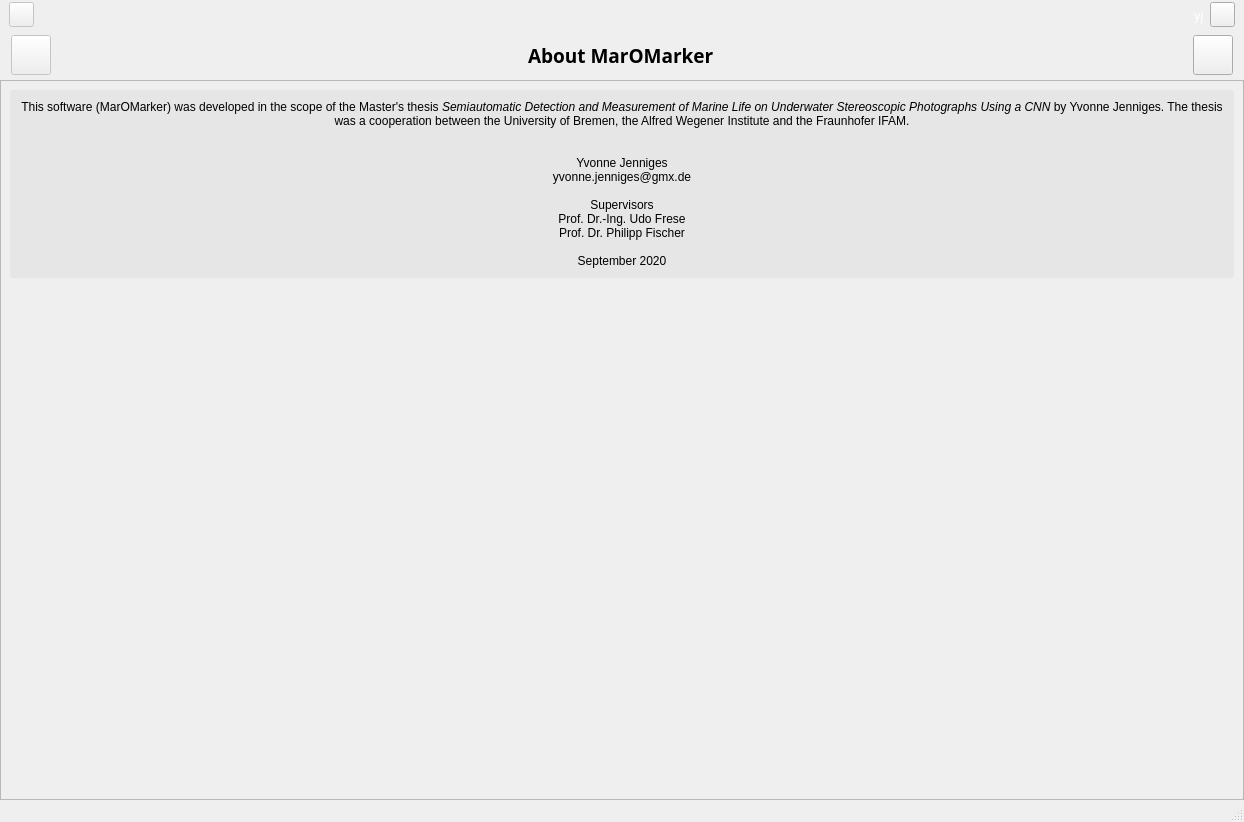
The window that gui/design18.ui (y-jenniges/fish_detection) describes before a commit, drawn with Qt 5.
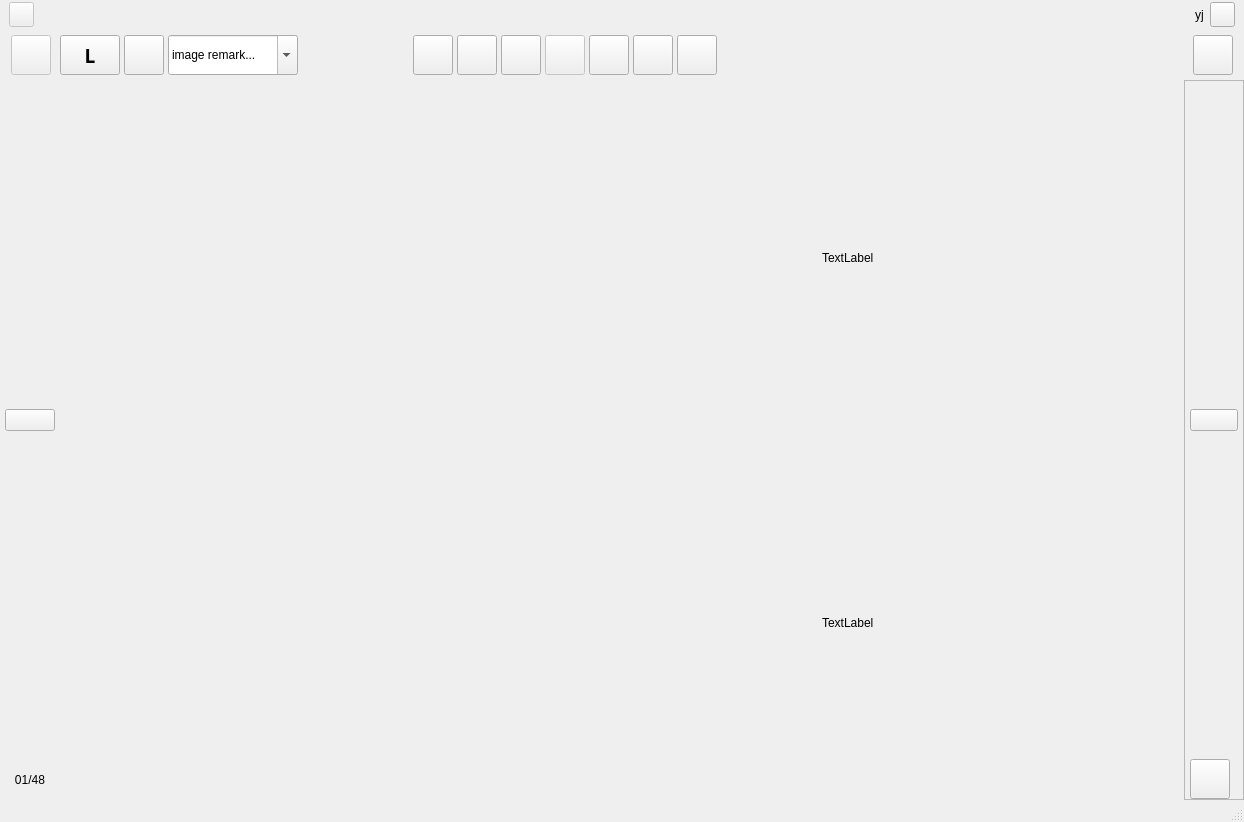
The same window after the commit. The open tabs and pages were chosen to show the change. Icons and pictures are not drawn.

Commit message: outsource about page (and started outsourcing settings page), created separate classes for the two top frames (containinf the menu button and the page icon)

Patch:
```diff
--- a/gui/design18.ui
+++ b/gui/design18.ui
@@ -238,6 +238,1140 @@
       <property name="currentIndex">
        <number>4</number>
       </property>
+      <widget class="QWidget" name="page_home_lr">
+       <layout class="QVBoxLayout" name="verticalLayout_20">
+        <property name="spacing">
+         <number>0</number>
+        </property>
+        <property name="leftMargin">
+         <number>0</number>
+        </property>
+        <property name="topMargin">
+         <number>0</number>
+        </property>
+        <property name="rightMargin">
+         <number>0</number>
+        </property>
+        <property name="bottomMargin">
+         <number>0</number>
+        </property>
+        <item>
+         <widget class="QFrame" name="frame_homeBar_lr">
+          <property name="minimumSize">
+           <size>
+            <width>0</width>
+            <height>30</height>
+           </size>
+          </property>
+          <property name="maximumSize">
+           <size>
+            <width>16777215</width>
+            <height>30</height>
+           </size>
+          </property>
+          <property name="styleSheet">
+           <string notr="true"/>
+          </property>
+          <property name="frameShape">
+           <enum>QFrame::NoFrame</enum>
+          </property>
+          <property name="frameShadow">
+           <enum>QFrame::Raised</enum>
+          </property>
+          <property name="lineWidth">
+           <number>0</number>
+          </property>
+          <layout class="QHBoxLayout" name="horizontalLayout_19">
+           <property name="topMargin">
+            <number>2</number>
+           </property>
+           <property name="bottomMargin">
+            <number>2</number>
+           </property>
+           <item>
+            <widget class="QPushButton" name="btn_user_3">
+             <property name="enabled">
+              <bool>false</bool>
+             </property>
+             <property name="sizePolicy">
+              <sizepolicy hsizetype="Fixed" vsizetype="Fixed">
+               <horstretch>0</horstretch>
+               <verstretch>0</verstretch>
+              </sizepolicy>
+             </property>
+             <property name="minimumSize">
+              <size>
+               <width>25</width>
+               <height>25</height>
+              </size>
+             </property>
+             <property name="maximumSize">
+              <size>
+               <width>25</width>
+               <height>25</height>
+              </size>
+             </property>
+             <property name="styleSheet">
+              <string notr="true"/>
+             </property>
+             <property name="text">
+              <string/>
+             </property>
+             <property name="iconSize">
+              <size>
+               <width>20</width>
+               <height>20</height>
+              </size>
+             </property>
+            </widget>
+           </item>
+           <item>
+            <widget class="QLabel" name="label_user_id_3">
+             <property name="enabled">
+              <bool>true</bool>
+             </property>
+             <property name="styleSheet">
+              <string notr="true">color:transparent</string>
+             </property>
+             <property name="text">
+              <string>yj</string>
+             </property>
+             <property name="textFormat">
+              <enum>Qt::AutoText</enum>
+             </property>
+            </widget>
+           </item>
+           <item>
+            <spacer name="horizontalSpacer_28">
+             <property name="orientation">
+              <enum>Qt::Horizontal</enum>
+             </property>
+             <property name="sizeHint" stdset="0">
+              <size>
+               <width>40</width>
+               <height>20</height>
+              </size>
+             </property>
+            </spacer>
+           </item>
+           <item>
+            <widget class="QLabel" name="icon_home_2">
+             <property name="minimumSize">
+              <size>
+               <width>20</width>
+               <height>20</height>
+              </size>
+             </property>
+             <property name="maximumSize">
+              <size>
+               <width>20</width>
+               <height>20</height>
+              </size>
+             </property>
+             <property name="text">
+              <string/>
+             </property>
+             <property name="pixmap">
+              <pixmap resource="ressources.qrc">:/icons/icons/home_w.png</pixmap>
+             </property>
+             <property name="scaledContents">
+              <bool>true</bool>
+             </property>
+             <property name="alignment">
+              <set>Qt::AlignCenter</set>
+             </property>
+            </widget>
+           </item>
+           <item>
+            <spacer name="horizontalSpacer_29">
+             <property name="orientation">
+              <enum>Qt::Horizontal</enum>
+             </property>
+             <property name="sizeHint" stdset="0">
+              <size>
+               <width>40</width>
+               <height>20</height>
+              </size>
+             </property>
+            </spacer>
+           </item>
+           <item>
+            <widget class="QLabel" name="label_user_id_4">
+             <property name="text">
+              <string>yj</string>
+             </property>
+             <property name="textFormat">
+              <enum>Qt::AutoText</enum>
+             </property>
+            </widget>
+           </item>
+           <item>
+            <widget class="QPushButton" name="btn_user_4">
+             <property name="sizePolicy">
+              <sizepolicy hsizetype="Fixed" vsizetype="Fixed">
+               <horstretch>0</horstretch>
+               <verstretch>0</verstretch>
+              </sizepolicy>
+             </property>
+             <property name="minimumSize">
+              <size>
+               <width>25</width>
+               <height>25</height>
+              </size>
+             </property>
+             <property name="maximumSize">
+              <size>
+               <width>25</width>
+               <height>25</height>
+              </size>
+             </property>
+             <property name="text">
+              <string/>
+             </property>
+             <property name="icon">
+              <iconset resource="ressources.qrc">
+               <normaloff>:/icons/icons/user_w.png</normaloff>:/icons/icons/user_w.png</iconset>
+             </property>
+             <property name="iconSize">
+              <size>
+               <width>20</width>
+               <height>20</height>
+              </size>
+             </property>
+            </widget>
+           </item>
+          </layout>
+         </widget>
+        </item>
+        <item>
+         <widget class="QFrame" name="frame_controlBar_lr">
+          <property name="minimumSize">
+           <size>
+            <width>0</width>
+            <height>50</height>
+           </size>
+          </property>
+          <property name="maximumSize">
+           <size>
+            <width>16777215</width>
+            <height>50</height>
+           </size>
+          </property>
+          <property name="styleSheet">
+           <string notr="true"/>
+          </property>
+          <property name="frameShape">
+           <enum>QFrame::NoFrame</enum>
+          </property>
+          <property name="frameShadow">
+           <enum>QFrame::Raised</enum>
+          </property>
+          <property name="lineWidth">
+           <number>0</number>
+          </property>
+          <layout class="QHBoxLayout" name="horizontalLayout_20">
+           <property name="spacing">
+            <number>4</number>
+           </property>
+           <property name="leftMargin">
+            <number>11</number>
+           </property>
+           <property name="topMargin">
+            <number>5</number>
+           </property>
+           <property name="rightMargin">
+            <number>11</number>
+           </property>
+           <property name="bottomMargin">
+            <number>5</number>
+           </property>
+           <item>
+            <widget class="QPushButton" name="btn_menu2_2">
+             <property name="enabled">
+              <bool>false</bool>
+             </property>
+             <property name="sizePolicy">
+              <sizepolicy hsizetype="Fixed" vsizetype="Fixed">
+               <horstretch>0</horstretch>
+               <verstretch>0</verstretch>
+              </sizepolicy>
+             </property>
+             <property name="minimumSize">
+              <size>
+               <width>40</width>
+               <height>40</height>
+              </size>
+             </property>
+             <property name="maximumSize">
+              <size>
+               <width>40</width>
+               <height>40</height>
+              </size>
+             </property>
+             <property name="text">
+              <string/>
+             </property>
+             <property name="iconSize">
+              <size>
+               <width>30</width>
+               <height>30</height>
+              </size>
+             </property>
+            </widget>
+           </item>
+           <item>
+            <spacer name="horizontalSpacer_30">
+             <property name="orientation">
+              <enum>Qt::Horizontal</enum>
+             </property>
+             <property name="sizeType">
+              <enum>QSizePolicy::Fixed</enum>
+             </property>
+             <property name="sizeHint" stdset="0">
+              <size>
+               <width>5</width>
+               <height>20</height>
+              </size>
+             </property>
+            </spacer>
+           </item>
+           <item>
+            <widget class="QPushButton" name="btn_imgSwitch_2">
+             <property name="sizePolicy">
+              <sizepolicy hsizetype="Preferred" vsizetype="Preferred">
+               <horstretch>0</horstretch>
+               <verstretch>0</verstretch>
+              </sizepolicy>
+             </property>
+             <property name="minimumSize">
+              <size>
+               <width>60</width>
+               <height>40</height>
+              </size>
+             </property>
+             <property name="maximumSize">
+              <size>
+               <width>60</width>
+               <height>40</height>
+              </size>
+             </property>
+             <property name="font">
+              <font>
+               <family>Century Gothic</family>
+               <pointsize>14</pointsize>
+               <weight>75</weight>
+               <italic>false</italic>
+               <bold>true</bold>
+              </font>
+             </property>
+             <property name="styleSheet">
+              <string notr="true"/>
+             </property>
+             <property name="text">
+              <string>L</string>
+             </property>
+            </widget>
+           </item>
+           <item>
+            <widget class="QPushButton" name="btn_filter_2">
+             <property name="sizePolicy">
+              <sizepolicy hsizetype="Fixed" vsizetype="Fixed">
+               <horstretch>0</horstretch>
+               <verstretch>0</verstretch>
+              </sizepolicy>
+             </property>
+             <property name="minimumSize">
+              <size>
+               <width>40</width>
+               <height>40</height>
+              </size>
+             </property>
+             <property name="maximumSize">
+              <size>
+               <width>40</width>
+               <height>40</height>
+              </size>
+             </property>
+             <property name="text">
+              <string/>
+             </property>
+             <property name="icon">
+              <iconset resource="ressources.qrc">
+               <normaloff>:/icons/icons/filter.png</normaloff>:/icons/icons/filter.png</iconset>
+             </property>
+             <property name="iconSize">
+              <size>
+               <width>30</width>
+               <height>30</height>
+              </size>
+             </property>
+            </widget>
+           </item>
+           <item>
+            <widget class="QComboBox" name="comboBox_imgRemark_2">
+             <property name="sizePolicy">
+              <sizepolicy hsizetype="Preferred" vsizetype="Preferred">
+               <horstretch>0</horstretch>
+               <verstretch>0</verstretch>
+              </sizepolicy>
+             </property>
+             <property name="minimumSize">
+              <size>
+               <width>0</width>
+               <height>40</height>
+              </size>
+             </property>
+             <property name="maximumSize">
+              <size>
+               <width>16777215</width>
+               <height>40</height>
+              </size>
+             </property>
+             <property name="editable">
+              <bool>true</bool>
+             </property>
+             <item>
+              <property name="text">
+               <string>image remark...</string>
+              </property>
+             </item>
+             <item>
+              <property name="text">
+               <string>low turbidity</string>
+              </property>
+             </item>
+             <item>
+              <property name="text">
+               <string>medium turbidity</string>
+              </property>
+             </item>
+             <item>
+              <property name="text">
+               <string>high turbidity</string>
+              </property>
+             </item>
+             <item>
+              <property name="text">
+               <string>wrong illumination</string>
+              </property>
+             </item>
+             <item>
+              <property name="text">
+               <string>without flashlight</string>
+              </property>
+             </item>
+            </widget>
+           </item>
+           <item>
+            <spacer name="horizontalSpacer_31">
+             <property name="orientation">
+              <enum>Qt::Horizontal</enum>
+             </property>
+             <property name="sizeHint" stdset="0">
+              <size>
+               <width>40</width>
+               <height>20</height>
+              </size>
+             </property>
+            </spacer>
+           </item>
+           <item>
+            <widget class="QPushButton" name="btn_zoom_2">
+             <property name="sizePolicy">
+              <sizepolicy hsizetype="Preferred" vsizetype="Preferred">
+               <horstretch>0</horstretch>
+               <verstretch>0</verstretch>
+              </sizepolicy>
+             </property>
+             <property name="minimumSize">
+              <size>
+               <width>40</width>
+               <height>40</height>
+              </size>
+             </property>
+             <property name="maximumSize">
+              <size>
+               <width>40</width>
+               <height>40</height>
+              </size>
+             </property>
+             <property name="text">
+              <string/>
+             </property>
+             <property name="icon">
+              <iconset resource="ressources.qrc">
+               <normaloff>:/icons/icons/glass.png</normaloff>:/icons/icons/glass.png</iconset>
+             </property>
+             <property name="iconSize">
+              <size>
+               <width>30</width>
+               <height>30</height>
+              </size>
+             </property>
+            </widget>
+           </item>
+           <item>
+            <widget class="QPushButton" name="btn_add_2">
+             <property name="sizePolicy">
+              <sizepolicy hsizetype="Preferred" vsizetype="Preferred">
+               <horstretch>0</horstretch>
+               <verstretch>0</verstretch>
+              </sizepolicy>
+             </property>
+             <property name="minimumSize">
+              <size>
+               <width>40</width>
+               <height>40</height>
+              </size>
+             </property>
+             <property name="maximumSize">
+              <size>
+               <width>40</width>
+               <height>40</height>
+              </size>
+             </property>
+             <property name="text">
+              <string/>
+             </property>
+             <property name="icon">
+              <iconset resource="ressources.qrc">
+               <normaloff>:/icons/icons/plus.png</normaloff>:/icons/icons/plus.png</iconset>
+             </property>
+             <property name="iconSize">
+              <size>
+               <width>30</width>
+               <height>30</height>
+              </size>
+             </property>
+            </widget>
+           </item>
+           <item>
+            <widget class="QPushButton" name="btn_previous_2">
+             <property name="sizePolicy">
+              <sizepolicy hsizetype="Preferred" vsizetype="Preferred">
+               <horstretch>0</horstretch>
+               <verstretch>0</verstretch>
+              </sizepolicy>
+             </property>
+             <property name="minimumSize">
+              <size>
+               <width>40</width>
+               <height>40</height>
+              </size>
+             </property>
+             <property name="maximumSize">
+              <size>
+               <width>40</width>
+               <height>40</height>
+              </size>
+             </property>
+             <property name="text">
+              <string/>
+             </property>
+             <property name="icon">
+              <iconset resource="ressources.qrc">
+               <normaloff>:/icons/icons/arrow_left_small.png</normaloff>:/icons/icons/arrow_left_small.png</iconset>
+             </property>
+             <property name="iconSize">
+              <size>
+               <width>30</width>
+               <height>30</height>
+              </size>
+             </property>
+            </widget>
+           </item>
+           <item>
+            <widget class="QPushButton" name="btn_placeholder_2">
+             <property name="enabled">
+              <bool>false</bool>
+             </property>
+             <property name="sizePolicy">
+              <sizepolicy hsizetype="Fixed" vsizetype="Fixed">
+               <horstretch>0</horstretch>
+               <verstretch>0</verstretch>
+              </sizepolicy>
+             </property>
+             <property name="minimumSize">
+              <size>
+               <width>40</width>
+               <height>40</height>
+              </size>
+             </property>
+             <property name="maximumSize">
+              <size>
+               <width>40</width>
+               <height>40</height>
+              </size>
+             </property>
+             <property name="text">
+              <string/>
+             </property>
+             <property name="iconSize">
+              <size>
+               <width>30</width>
+               <height>30</height>
+              </size>
+             </property>
+            </widget>
+           </item>
+           <item>
+            <widget class="QPushButton" name="btn_next_2">
+             <property name="sizePolicy">
+              <sizepolicy hsizetype="Preferred" vsizetype="Preferred">
+               <horstretch>0</horstretch>
+               <verstretch>0</verstretch>
+              </sizepolicy>
+             </property>
+             <property name="minimumSize">
+              <size>
+               <width>40</width>
+               <height>40</height>
+              </size>
+             </property>
+             <property name="maximumSize">
+              <size>
+               <width>40</width>
+               <height>40</height>
+              </size>
+             </property>
+             <property name="text">
+              <string/>
+             </property>
+             <property name="icon">
+              <iconset resource="ressources.qrc">
+               <normaloff>:/icons/icons/arrow_right_small.png</normaloff>:/icons/icons/arrow_right_small.png</iconset>
+             </property>
+             <property name="iconSize">
+              <size>
+               <width>30</width>
+               <height>30</height>
+              </size>
+             </property>
+            </widget>
+           </item>
+           <item>
+            <widget class="QPushButton" name="btn_delete_2">
+             <property name="sizePolicy">
+              <sizepolicy hsizetype="Preferred" vsizetype="Preferred">
+               <horstretch>0</horstretch>
+               <verstretch>0</verstretch>
+              </sizepolicy>
+             </property>
+             <property name="minimumSize">
+              <size>
+               <width>40</width>
+               <height>40</height>
+              </size>
+             </property>
+             <property name="maximumSize">
+              <size>
+               <width>40</width>
+               <height>40</height>
+              </size>
+             </property>
+             <property name="text">
+              <string/>
+             </property>
+             <property name="icon">
+              <iconset resource="ressources.qrc">
+               <normaloff>:/icons/icons/bin_closed.png</normaloff>:/icons/icons/bin_closed.png</iconset>
+             </property>
+             <property name="iconSize">
+              <size>
+               <width>30</width>
+               <height>30</height>
+              </size>
+             </property>
+            </widget>
+           </item>
+           <item>
+            <widget class="QPushButton" name="btn_undo_2">
+             <property name="sizePolicy">
+              <sizepolicy hsizetype="Preferred" vsizetype="Preferred">
+               <horstretch>0</horstretch>
+               <verstretch>0</verstretch>
+              </sizepolicy>
+             </property>
+             <property name="minimumSize">
+              <size>
+               <width>40</width>
+               <height>40</height>
+              </size>
+             </property>
+             <property name="maximumSize">
+              <size>
+               <width>40</width>
+               <height>40</height>
+              </size>
+             </property>
+             <property name="text">
+              <string/>
+             </property>
+             <property name="icon">
+              <iconset resource="ressources.qrc">
+               <normaloff>:/icons/icons/undo.png</normaloff>:/icons/icons/undo.png</iconset>
+             </property>
+             <property name="iconSize">
+              <size>
+               <width>30</width>
+               <height>30</height>
+              </size>
+             </property>
+            </widget>
+           </item>
+           <item>
+            <spacer name="horizontalSpacer_32">
+             <property name="orientation">
+              <enum>Qt::Horizontal</enum>
+             </property>
+             <property name="sizeType">
+              <enum>QSizePolicy::Fixed</enum>
+             </property>
+             <property name="sizeHint" stdset="0">
+              <size>
+               <width>354</width>
+               <height>20</height>
+              </size>
+             </property>
+            </spacer>
+           </item>
+           <item>
+            <spacer name="horizontalSpacer_52">
+             <property name="orientation">
+              <enum>Qt::Horizontal</enum>
+             </property>
+             <property name="sizeType">
+              <enum>QSizePolicy::Expanding</enum>
+             </property>
+             <property name="sizeHint" stdset="0">
+              <size>
+               <width>40</width>
+               <height>20</height>
+              </size>
+             </property>
+            </spacer>
+           </item>
+           <item>
+            <spacer name="horizontalSpacer_53">
+             <property name="orientation">
+              <enum>Qt::Horizontal</enum>
+             </property>
+             <property name="sizeType">
+              <enum>QSizePolicy::Fixed</enum>
+             </property>
+             <property name="sizeHint" stdset="0">
+              <size>
+               <width>7</width>
+               <height>20</height>
+              </size>
+             </property>
+            </spacer>
+           </item>
+           <item>
+            <widget class="QPushButton" name="btn_menu_2">
+             <property name="sizePolicy">
+              <sizepolicy hsizetype="Fixed" vsizetype="Fixed">
+               <horstretch>0</horstretch>
+               <verstretch>0</verstretch>
+              </sizepolicy>
+             </property>
+             <property name="minimumSize">
+              <size>
+               <width>40</width>
+               <height>40</height>
+              </size>
+             </property>
+             <property name="maximumSize">
+              <size>
+               <width>40</width>
+               <height>40</height>
+              </size>
+             </property>
+             <property name="text">
+              <string/>
+             </property>
+             <property name="icon">
+              <iconset resource="ressources.qrc">
+               <normaloff>:/icons/icons/menu.png</normaloff>:/icons/icons/menu.png</iconset>
+             </property>
+             <property name="iconSize">
+              <size>
+               <width>30</width>
+               <height>30</height>
+              </size>
+             </property>
+            </widget>
+           </item>
+          </layout>
+         </widget>
+        </item>
+        <item>
+         <widget class="QFrame" name="frame_imgDisplay_lr">
+          <property name="frameShape">
+           <enum>QFrame::NoFrame</enum>
+          </property>
+          <property name="frameShadow">
+           <enum>QFrame::Raised</enum>
+          </property>
+          <property name="lineWidth">
+           <number>0</number>
+          </property>
+          <layout class="QHBoxLayout" name="horizontalLayout_18">
+           <property name="spacing">
+            <number>0</number>
+           </property>
+           <property name="leftMargin">
+            <number>0</number>
+           </property>
+           <property name="topMargin">
+            <number>0</number>
+           </property>
+           <property name="rightMargin">
+            <number>0</number>
+           </property>
+           <property name="bottomMargin">
+            <number>0</number>
+           </property>
+           <item>
+            <widget class="QFrame" name="frame_left_2">
+             <property name="minimumSize">
+              <size>
+               <width>60</width>
+               <height>0</height>
+              </size>
+             </property>
+             <property name="maximumSize">
+              <size>
+               <width>60</width>
+               <height>16777215</height>
+              </size>
+             </property>
+             <property name="focusPolicy">
+              <enum>Qt::NoFocus</enum>
+             </property>
+             <property name="layoutDirection">
+              <enum>Qt::LeftToRight</enum>
+             </property>
+             <property name="styleSheet">
+              <string notr="true"/>
+             </property>
+             <property name="frameShape">
+              <enum>QFrame::NoFrame</enum>
+             </property>
+             <property name="frameShadow">
+              <enum>QFrame::Raised</enum>
+             </property>
+             <layout class="QVBoxLayout" name="verticalLayout_8">
+              <property name="leftMargin">
+               <number>5</number>
+              </property>
+              <property name="topMargin">
+               <number>5</number>
+              </property>
+              <property name="rightMargin">
+               <number>5</number>
+              </property>
+              <property name="bottomMargin">
+               <number>0</number>
+              </property>
+              <item>
+               <spacer name="verticalSpacer_14">
+                <property name="orientation">
+                 <enum>Qt::Vertical</enum>
+                </property>
+                <property name="sizeHint" stdset="0">
+                 <size>
+                  <width>20</width>
+                  <height>40</height>
+                 </size>
+                </property>
+               </spacer>
+              </item>
+              <item>
+               <widget class="QPushButton" name="btn_leftImg_2">
+                <property name="sizePolicy">
+                 <sizepolicy hsizetype="Minimum" vsizetype="Fixed">
+                  <horstretch>0</horstretch>
+                  <verstretch>0</verstretch>
+                 </sizepolicy>
+                </property>
+                <property name="text">
+                 <string/>
+                </property>
+                <property name="icon">
+                 <iconset resource="ressources.qrc">
+                  <normaloff>:/icons/icons/arrow_left_big.png</normaloff>:/icons/icons/arrow_left_big.png</iconset>
+                </property>
+                <property name="iconSize">
+                 <size>
+                  <width>20</width>
+                  <height>40</height>
+                 </size>
+                </property>
+                <property name="checkable">
+                 <bool>false</bool>
+                </property>
+                <property name="flat">
+                 <bool>false</bool>
+                </property>
+               </widget>
+              </item>
+              <item>
+               <spacer name="verticalSpacer_16">
+                <property name="orientation">
+                 <enum>Qt::Vertical</enum>
+                </property>
+                <property name="sizeHint" stdset="0">
+                 <size>
+                  <width>20</width>
+                  <height>40</height>
+                 </size>
+                </property>
+               </spacer>
+              </item>
+              <item>
+               <widget class="QLabel" name="label_imgCount_2">
+                <property name="minimumSize">
+                 <size>
+                  <width>0</width>
+                  <height>40</height>
+                 </size>
+                </property>
+                <property name="maximumSize">
+                 <size>
+                  <width>16777215</width>
+                  <height>40</height>
+                 </size>
+                </property>
+                <property name="text">
+                 <string>01/48</string>
+                </property>
+                <property name="alignment">
+                 <set>Qt::AlignCenter</set>
+                </property>
+               </widget>
+              </item>
+             </layout>
+            </widget>
+           </item>
+           <item>
+            <widget class="QFrame" name="frame_img_2">
+             <property name="frameShape">
+              <enum>QFrame::NoFrame</enum>
+             </property>
+             <property name="frameShadow">
+              <enum>QFrame::Raised</enum>
+             </property>
+             <layout class="QGridLayout" name="gridLayout_7">
+              <property name="leftMargin">
+               <number>0</number>
+              </property>
+              <property name="topMargin">
+               <number>0</number>
+              </property>
+              <property name="rightMargin">
+               <number>0</number>
+              </property>
+              <property name="bottomMargin">
+               <number>0</number>
+              </property>
+              <property name="spacing">
+               <number>0</number>
+              </property>
+              <item row="2" column="2">
+               <widget class="QLabel" name="label_2">
+                <property name="text">
+                 <string>TextLabel</string>
+                </property>
+               </widget>
+              </item>
+              <item row="0" column="2">
+               <widget class="QLabel" name="label">
+                <property name="text">
+                 <string>TextLabel</string>
+                </property>
+               </widget>
+              </item>
+              <item row="2" column="0">
+               <widget class="QLabel" name="image_r">
+                <property name="text">
+                 <string/>
+                </property>
+                <property name="pixmap">
+                 <pixmap>../data/maritime_dataset_25/training_data_animals/0.jpg</pixmap>
+                </property>
+                <property name="scaledContents">
+                 <bool>true</bool>
+                </property>
+               </widget>
+              </item>
+              <item row="0" column="0">
+               <widget class="QLabel" name="image_l">
+                <property name="text">
+                 <string/>
+                </property>
+                <property name="pixmap">
+                 <pixmap>../data/maritime_dataset_25/training_data_animals/0.jpg</pixmap>
+                </property>
+                <property name="scaledContents">
+                 <bool>true</bool>
+                </property>
+                <property name="alignment">
+                 <set>Qt::AlignCenter</set>
+                </property>
+               </widget>
+              </item>
+              <item row="0" column="1">
+               <spacer name="horizontalSpacer_54">
+                <property name="orientation">
+                 <enum>Qt::Horizontal</enum>
+                </property>
+                <property name="sizeType">
+                 <enum>QSizePolicy::Fixed</enum>
+                </property>
+                <property name="sizeHint" stdset="0">
+                 <size>
+                  <width>400</width>
+                  <height>20</height>
+                 </size>
+                </property>
+               </spacer>
+              </item>
+              <item row="1" column="0">
+               <spacer name="verticalSpacer_19">
+                <property name="orientation">
+                 <enum>Qt::Vertical</enum>
+                </property>
+                <property name="sizeType">
+                 <enum>QSizePolicy::Fixed</enum>
+                </property>
+                <property name="sizeHint" stdset="0">
+                 <size>
+                  <width>20</width>
+                  <height>10</height>
+                 </size>
+                </property>
+               </spacer>
+              </item>
+             </layout>
+            </widget>
+           </item>
+           <item>
+            <widget class="QFrame" name="frame_right_2">
+             <property name="minimumSize">
+              <size>
+               <width>60</width>
+               <height>0</height>
+              </size>
+             </property>
+             <property name="maximumSize">
+              <size>
+               <width>60</width>
+               <height>16777215</height>
+              </size>
+             </property>
+             <property name="styleSheet">
+              <string notr="true"/>
+             </property>
+             <property name="frameShape">
+              <enum>QFrame::StyledPanel</enum>
+             </property>
+             <property name="frameShadow">
+              <enum>QFrame::Raised</enum>
+             </property>
+             <layout class="QVBoxLayout" name="verticalLayout_18">
+              <property name="leftMargin">
+               <number>5</number>
+              </property>
+              <property name="topMargin">
+               <number>5</number>
+              </property>
+              <property name="rightMargin">
+               <number>5</number>
+              </property>
+              <property name="bottomMargin">
+               <number>0</number>
+              </property>
+              <item>
+               <spacer name="verticalSpacer_17">
+                <property name="orientation">
+                 <enum>Qt::Vertical</enum>
+                </property>
+                <property name="sizeHint" stdset="0">
+                 <size>
+                  <width>20</width>
+                  <height>40</height>
+                 </size>
+                </property>
+               </spacer>
+              </item>
+              <item>
+               <widget class="QPushButton" name="btn_rightImg_2">
+                <property name="text">
+                 <string/>
+                </property>
+                <property name="icon">
+                 <iconset resource="ressources.qrc">
+                  <normaloff>:/icons/icons/arrow_right_big.png</normaloff>:/icons/icons/arrow_right_big.png</iconset>
+                </property>
+                <property name="iconSize">
+                 <size>
+                  <width>20</width>
+                  <height>40</height>
+                 </size>
+                </property>
+               </widget>
+              </item>
+              <item>
+               <spacer name="verticalSpacer_18">
+                <property name="orientation">
+                 <enum>Qt::Vertical</enum>
+                </property>
+                <property name="sizeHint" stdset="0">
+                 <size>
+                  <width>20</width>
+                  <height>40</height>
+                 </size>
+                </property>
+               </spacer>
+              </item>
+              <item>
+               <widget class="QPushButton" name="btn_openImg_2">
+                <property name="minimumSize">
+                 <size>
+                  <width>40</width>
+                  <height>40</height>
+                 </size>
+                </property>
+                <property name="maximumSize">
+                 <size>
+                  <width>40</width>
+                  <height>40</height>
+                 </size>
+                </property>
+                <property name="text">
+                 <string/>
+                </property>
+                <property name="icon">
+                 <iconset resource="ressources.qrc">
+                  <normaloff>:/icons/icons/open_image.png</normaloff>:/icons/icons/open_image.png</iconset>
+                </property>
+                <property name="iconSize">
+                 <size>
+                  <width>30</width>
+                  <height>30</height>
+                 </size>
+                </property>
+               </widget>
+              </item>
+             </layout>
+            </widget>
+           </item>
+          </layout>
+         </widget>
+        </item>
+       </layout>
+      </widget>
       <widget class="QWidget" name="page_home">
        <property name="focusPolicy">
         <enum>Qt::NoFocus</enum>
```
Left out of the diff: 10 changed lines with no effect on the pictures. The commit also changes 4 other files.
